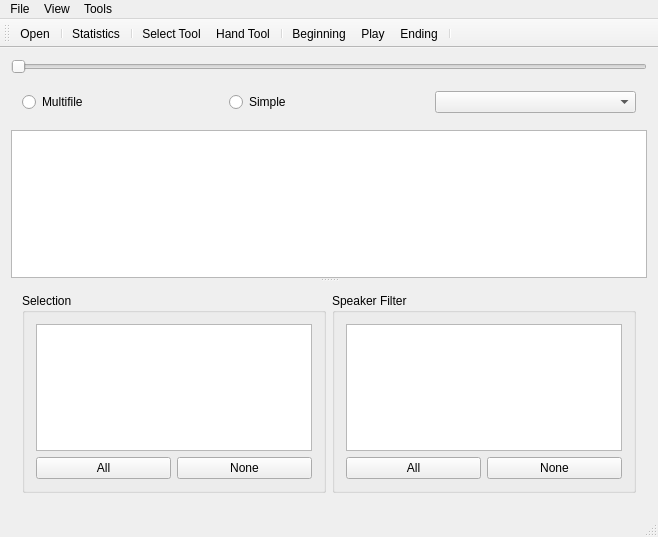
eustaceb/conversational-audio-browser, file mainwindow.ui: the form before one commit.
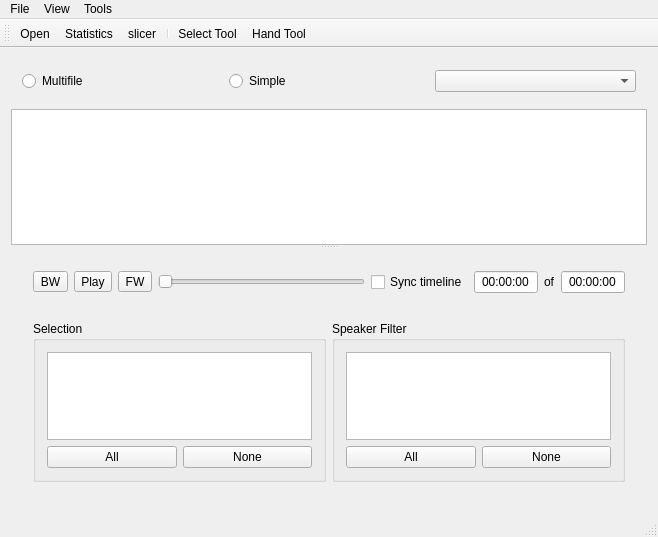
The form after the commit. Icons and pictures are not drawn.

Commit message: Added audio load, playback and seek capabilities. Placeholder for slicer.

The edit to the form file:
```diff
--- a/mainwindow.ui
+++ b/mainwindow.ui
@@ -15,12 +15,157 @@
   </property>
   <widget class="QWidget" name="centralWidget">
    <layout class="QGridLayout" name="gridLayout_3">
-    <item row="2" column="0">
+    <item row="0" column="0">
+     <widget class="QWidget" name="controlsWidget" native="true">
+      <layout class="QHBoxLayout" name="horizontalLayout_2">
+       <item>
+        <widget class="QRadioButton" name="multifileRadioButton">
+         <property name="text">
+          <string>Multifile</string>
+         </property>
+        </widget>
+       </item>
+       <item>
+        <widget class="QRadioButton" name="simpleRadioButton">
+         <property name="text">
+          <string>Simple</string>
+         </property>
+        </widget>
+       </item>
+       <item>
+        <widget class="QComboBox" name="transcriptionComboBox"/>
+       </item>
+      </layout>
+     </widget>
+    </item>
+    <item row="1" column="0">
      <widget class="QSplitter" name="splitter">
       <property name="orientation">
        <enum>Qt::Vertical</enum>
       </property>
       <widget class="QGraphicsView" name="timelineView"/>
+      <widget class="QWidget" name="lowerHalfWidget" native="true">
+       <layout class="QVBoxLayout" name="verticalLayout">
+        <item>
+         <widget class="QWidget" name="audioControls" native="true">
+          <layout class="QHBoxLayout" name="horizontalLayout_3">
+           <item>
+            <widget class="QToolButton" name="backButton">
+             <property name="text">
+              <string>BW</string>
+             </property>
+             <property name="icon">
+              <iconset resource="res.qrc">
+               <normaloff>:/toolbar/icons/fbw</normaloff>:/toolbar/icons/fbw</iconset>
+             </property>
+            </widget>
+           </item>
+           <item>
+            <widget class="QToolButton" name="playButton">
+             <property name="text">
+              <string>Play</string>
+             </property>
+             <property name="icon">
+              <iconset resource="res.qrc">
+               <normaloff>:/toolbar/icons/play</normaloff>:/toolbar/icons/play</iconset>
+             </property>
+            </widget>
+           </item>
+           <item>
+            <widget class="QToolButton" name="forwardButton">
+             <property name="text">
+              <string>FW</string>
+             </property>
+             <property name="icon">
+              <iconset resource="res.qrc">
+               <normaloff>:/toolbar/icons/ffw</normaloff>:/toolbar/icons/ffw</iconset>
+             </property>
+            </widget>
+           </item>
+           <item>
+            <widget class="QSlider" name="trackSlider">
+             <property name="orientation">
+              <enum>Qt::Horizontal</enum>
+             </property>
+            </widget>
+           </item>
+           <item>
+            <widget class="QCheckBox" name="syncTimelineBox">
+             <property name="text">
+              <string>Sync timeline</string>
+             </property>
+            </widget>
+           </item>
+           <item>
+            <widget class="QLineEdit" name="currentPosLineEdit">
+             <property name="sizePolicy">
+              <sizepolicy hsizetype="Minimum" vsizetype="Fixed">
+               <horstretch>0</horstretch>
+               <verstretch>0</verstretch>
+              </sizepolicy>
+             </property>
+             <property name="maximumSize">
+              <size>
+               <width>64</width>
+               <height>16777215</height>
+              </size>
+             </property>
+             <property name="text">
+              <string>00:00:00</string>
+             </property>
+             <property name="maxLength">
+              <number>8</number>
+             </property>
+             <property name="alignment">
+              <set>Qt::AlignCenter</set>
+             </property>
+             <property name="readOnly">
+              <bool>true</bool>
+             </property>
+            </widget>
+           </item>
+           <item>
+            <widget class="QLabel" name="ofLabel">
+             <property name="text">
+              <string>of</string>
+             </property>
+            </widget>
+           </item>
+           <item>
+            <widget class="QLineEdit" name="totalPosLineEdit">
+             <property name="enabled">
+              <bool>true</bool>
+             </property>
+             <property name="sizePolicy">
+              <sizepolicy hsizetype="Minimum" vsizetype="Fixed">
+               <horstretch>0</horstretch>
+               <verstretch>0</verstretch>
+              </sizepolicy>
+             </property>
+             <property name="maximumSize">
+              <size>
+               <width>64</width>
+               <height>16777215</height>
+              </size>
+             </property>
+             <property name="text">
+              <string>00:00:00</string>
+             </property>
+             <property name="maxLength">
+              <number>8</number>
+             </property>
+             <property name="alignment">
+              <set>Qt::AlignCenter</set>
+             </property>
+             <property name="readOnly">
+              <bool>true</bool>
+             </property>
+            </widget>
+           </item>
+          </layout>
+         </widget>
+        </item>
+        <item>
       <widget class="QWidget" name="selectionWidget" native="true">
        <layout class="QHBoxLayout" name="horizontalLayout">
         <item>
@@ -90,36 +235,9 @@
         </item>
        </layout>
       </widget>
-     </widget>
-    </item>
-    <item row="1" column="0">
-     <widget class="QWidget" name="controlsWidget" native="true">
-      <layout class="QHBoxLayout" name="horizontalLayout_2">
-       <item>
-        <widget class="QRadioButton" name="multifileRadioButton">
-         <property name="text">
-          <string>Multifile</string>
-         </property>
-        </widget>
-       </item>
-       <item>
-        <widget class="QRadioButton" name="simpleRadioButton">
-         <property name="text">
-          <string>Simple</string>
-         </property>
-        </widget>
-       </item>
-       <item>
-        <widget class="QComboBox" name="transcriptionComboBox"/>
        </item>
       </layout>
      </widget>
-    </item>
-    <item row="0" column="0">
-     <widget class="QSlider" name="trackSlider">
-      <property name="orientation">
-       <enum>Qt::Horizontal</enum>
-      </property>
      </widget>
     </item>
    </layout>
@@ -181,16 +299,11 @@
     <bool>false</bool>
    </attribute>
    <addaction name="actionOpen"/>
-   <addaction name="separator"/>
    <addaction name="actionStatistics"/>
+   <addaction name="actionSlicer"/>
    <addaction name="separator"/>
    <addaction name="actionSelect_Tool"/>
    <addaction name="actionHand_Tool"/>
-   <addaction name="separator"/>
-   <addaction name="actionBeginning"/>
-   <addaction name="actionPlay"/>
-   <addaction name="actionEnding"/>
-   <addaction name="separator"/>
   </widget>
   <action name="actionOpen">
    <property name="icon">
@@ -305,6 +418,18 @@
     <string>Quit program</string>
    </property>
   </action>
+  <action name="actionSlicer">
+   <property name="icon">
+    <iconset resource="res.qrc">
+     <normaloff>:/toolbar/icons/slicer</normaloff>:/toolbar/icons/slicer</iconset>
+   </property>
+   <property name="text">
+    <string>slicer</string>
+   </property>
+   <property name="toolTip">
+    <string>&lt;html&gt;&lt;head/&gt;&lt;body&gt;&lt;p&gt;&lt;span style=&quot; font-size:14pt; font-weight:600;&quot;&gt;Slicer&lt;/span&gt;&lt;/p&gt;&lt;p&gt;Slice audio files&lt;/p&gt;&lt;/body&gt;&lt;/html&gt;</string>
+   </property>
+  </action>
  </widget>
  <layoutdefault spacing="6" margin="11"/>
  <resources>
```
Lines whose indentation alone changed are shown as unchanged. The commit also changes 10 other files.
